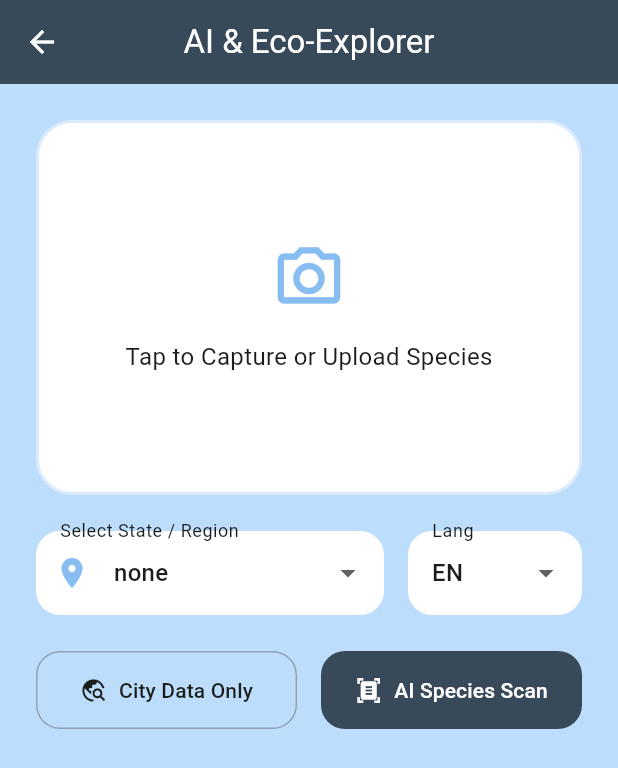
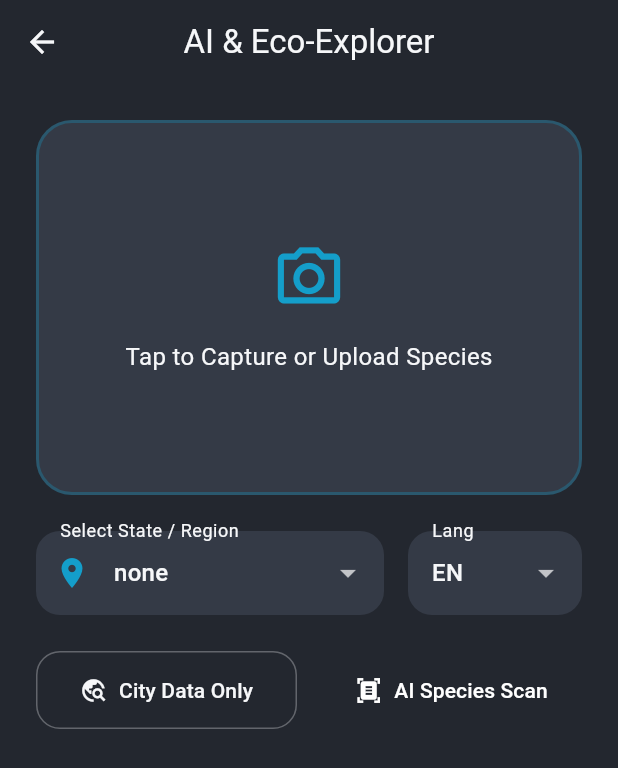
Before and after one commit to somilpachauri/Jeevdhara, a Flutter app: the screen it shows once a user with an empty profile is signed in, after a tap on the "eco" icon, on a phone screen of 412 x 824 dp. Shown: the top 768 px of the screen. Run offline on Flutter 3.47's test engine with Material 3 defaults, Android fonts, the phone set to English and light mode, and no system bars; our stand-ins replace cloud_firestore, firebase_auth, firebase_core, flutter_dotenv, geocoding, geolocator and 1 more; accounts and stored records are empty; network calls fail.

Commit message:
Fixed default theme and contrast

```diff
--- a/lib/features/dashboard/screens/main_dashboard.dart
+++ b/lib/features/dashboard/screens/main_dashboard.dart
@@ -1,5 +1,3 @@
-// lib/features/dashboard/screens/main_dashboard.dart
-
 import 'package:flutter/material.dart';
 import 'package:firebase_auth/firebase_auth.dart';
 import 'package:cloud_firestore/cloud_firestore.dart';
@@ -70,7 +68,7 @@ class _MainDashboardState extends State<MainDashboard> {
                       fontSize: 28,
                       fontWeight: FontWeight.w800,
                       letterSpacing: 1.5,
-                      color: colorScheme.secondary,
+                      color: colorScheme.onSurface,
                     ),
                   ),
                   Row(
@@ -162,7 +160,7 @@ class _MainDashboardState extends State<MainDashboard> {
                       color: _currentIndex == 0 ? colorScheme.onSurface : colorScheme.onSurface.withValues(alpha: 0.5),
                       onPressed: () => setState(() => _currentIndex = 0),
                     ),
-                    const SizedBox(width: 48), // Space for the FAB
+                    const SizedBox(width: 48),
                     IconButton(
                       icon: const Icon(Icons.person, size: 30),
                       color: _currentIndex == 1 ? colorScheme.onSurface : colorScheme.onSurface.withValues(alpha: 0.5),
--- a/lib/main.dart
+++ b/lib/main.dart
@@ -14,7 +14,7 @@ import 'features/community/screens/company_add_drive.dart';
 import 'features/auth/screens/auth_gate.dart';
 import 'package:flutter_dotenv/flutter_dotenv.dart';
 
-final ValueNotifier<int> themeNotifier = ValueNotifier(0);
+final ValueNotifier<int> themeNotifier = ValueNotifier(1);
 
 void main() async {
   WidgetsFlutterBinding.ensureInitialized();
```
